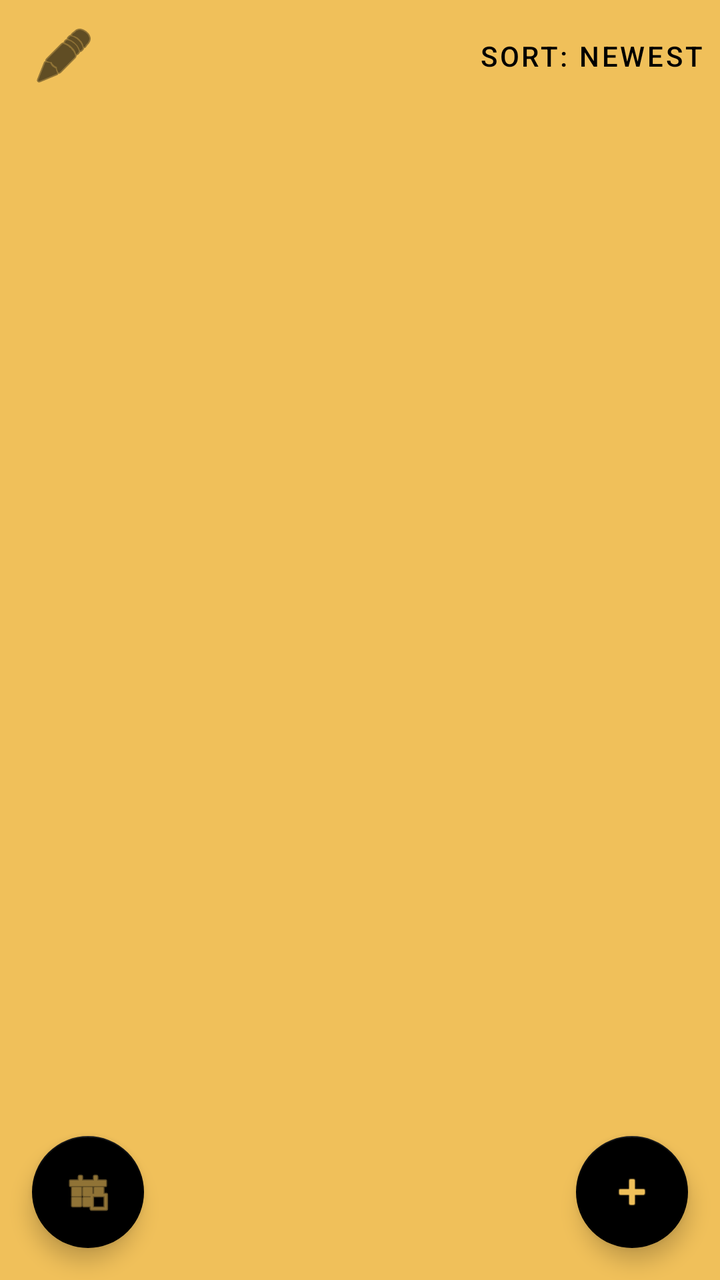
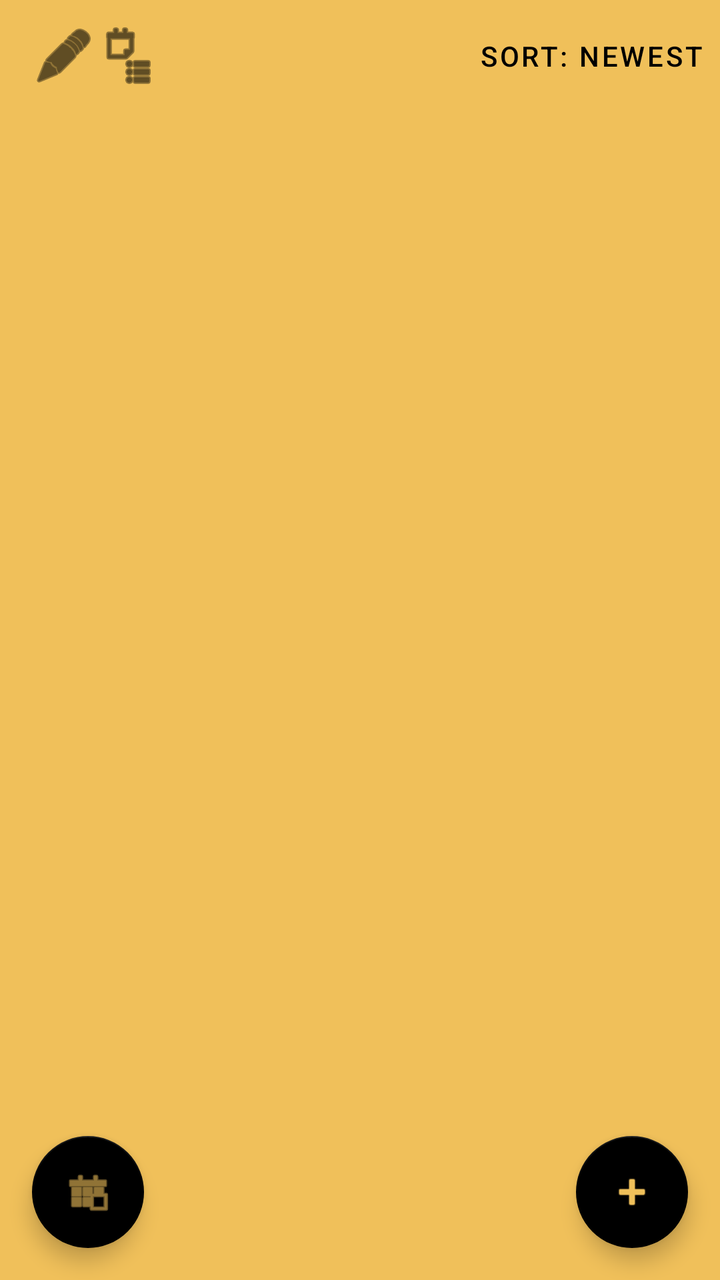

Before-and-after screenshots of an Android layout around one commit, followed by the original layout XML and the change that was made.
<!-- AndroidManifest.xml: application theme Theme.IdeasTracker -->
<!-- res/layout/activity_main.xml -->
<?xml version="1.0" encoding="utf-8"?>
<androidx.coordinatorlayout.widget.CoordinatorLayout xmlns:android="http://schemas.android.com/apk/res/android"
    xmlns:app="http://schemas.android.com/apk/res-auto"
    android:layout_width="match_parent"
    android:layout_height="match_parent">

    <LinearLayout
        android:layout_width="match_parent"
        android:layout_height="match_parent"
        android:orientation="vertical">

        <com.google.android.material.appbar.MaterialToolbar
            android:id="@+id/toolbar"
            android:layout_width="match_parent"
            android:layout_height="?attr/actionBarSize"
            android:background="?attr/colorPrimary">

            <ImageButton
                android:id="@+id/btnNotes"
                android:layout_width="wrap_content"
                android:layout_height="wrap_content"
                android:layout_gravity="start"
                android:background="?attr/selectableItemBackgroundBorderless"
                android:src="@android:drawable/ic_menu_edit"
                app:tint="@color/black" />

            <Button
                android:id="@+id/btnSort"
                style="@style/Widget.MaterialComponents.Button.TextButton"
                android:layout_width="wrap_content"
                android:layout_height="wrap_content"
                android:layout_gravity="end"
                android:text="@string/sort_newest"
                android:textColor="@color/black" />

        </com.google.android.material.appbar.MaterialToolbar>

        
        <LinearLayout
            android:id="@+id/navHeader"
            android:layout_width="match_parent"
            android:layout_height="wrap_content"
            android:background="?attr/colorPrimary"
            android:orientation="horizontal"
            android:padding="8dp"
            android:gravity="center">

            <TextView
                android:id="@+id/tvLeftNav"
                android:layout_width="0dp"
                android:layout_height="wrap_content"
                android:layout_weight="1"
                android:gravity="start|center_vertical"
                android:textSize="14sp"
                android:textColor="@color/black" />

            <TextView
                android:id="@+id/tvCenterNav"
                android:layout_width="0dp"
                android:layout_height="wrap_content"
                android:layout_weight="1"
                android:gravity="center"
                android:textSize="18sp"
                android:textStyle="bold"
                android:textColor="@color/black" />

            <TextView
                android:id="@+id/tvRightNav"
                android:layout_width="0dp"
                android:layout_height="wrap_content"
                android:layout_weight="1"
                android:gravity="end|center_vertical"
                android:textSize="14sp"
                android:textColor="@color/black" />

        </LinearLayout>

        <com.google.android.material.tabs.TabLayout
            android:id="@+id/tabLayout"
            android:layout_width="match_parent"
            android:layout_height="wrap_content"
            android:background="?attr/colorPrimary"
            android:visibility="gone" />

        <androidx.viewpager2.widget.ViewPager2
            android:id="@+id/viewPager"
            android:layout_width="match_parent"
            android:layout_height="0dp"
            android:layout_weight="1" />

    </LinearLayout>

    <com.google.android.material.floatingactionbutton.FloatingActionButton
        android:id="@+id/btnCalendar"
        android:layout_width="wrap_content"
        android:layout_height="wrap_content"
        android:layout_gravity="bottom|start"
        android:layout_margin="16dp"
        app:backgroundTint="@color/black"
        app:srcCompat="@android:drawable/ic_menu_today"
        app:tint="@color/mimosa" />

    <com.google.android.material.floatingactionbutton.FloatingActionButton
        android:id="@+id/fabAdd"
        android:layout_width="wrap_content"
        android:layout_height="wrap_content"
        android:layout_gravity="bottom|end"
        android:layout_margin="16dp"
        app:backgroundTint="@color/black"
        app:srcCompat="@android:drawable/ic_input_add"
        app:tint="@color/mimosa" />

</androidx.coordinatorlayout.widget.CoordinatorLayout>
<!-- resources referenced by this layout -->
<resources>
  <color name="black">#FF000000</color>
  <color name="mimosa">#F0C05A</color>
  <string name="sort_newest">Sort: Newest</string>
  <style name="Theme.IdeasTracker" parent="Theme.MaterialComponents.Light.NoActionBar">
          
          <item name="colorPrimary">@color/colorPrimary</item>
          <item name="colorPrimaryVariant">@color/colorPrimaryDark</item>
          
          <item name="colorSecondary">@color/colorAccent</item>
          <item name="colorSecondaryVariant">@color/colorAccent</item>
          
          <item name="android:statusBarColor">?attr/colorPrimaryVariant</item>
          
          <item name="android:windowBackground">@color/mimosa</item>
      </style>
  <color name="colorPrimary">#F0C05A</color>
  <color name="colorPrimaryDark">#D6A84E</color>
  <color name="colorAccent">#000000</color>
</resources>

<!-- the commit's change to res/layout/activity_main.xml (unified diff, before → after) -->
@@ -22,6 +22,16 @@
                 android:layout_gravity="start"
                 android:background="?attr/selectableItemBackgroundBorderless"
                 android:src="@android:drawable/ic_menu_edit"
+                app:tint="@color/black" />
+
+            <ImageButton
+                android:id="@+id/btnBills"
+                android:layout_width="wrap_content"
+                android:layout_height="wrap_content"
+                android:layout_gravity="start"
+                android:layout_marginStart="8dp"
+                android:background="?attr/selectableItemBackgroundBorderless"
+                android:src="@android:drawable/ic_menu_agenda"
                 app:tint="@color/black" />
 
             <Button
